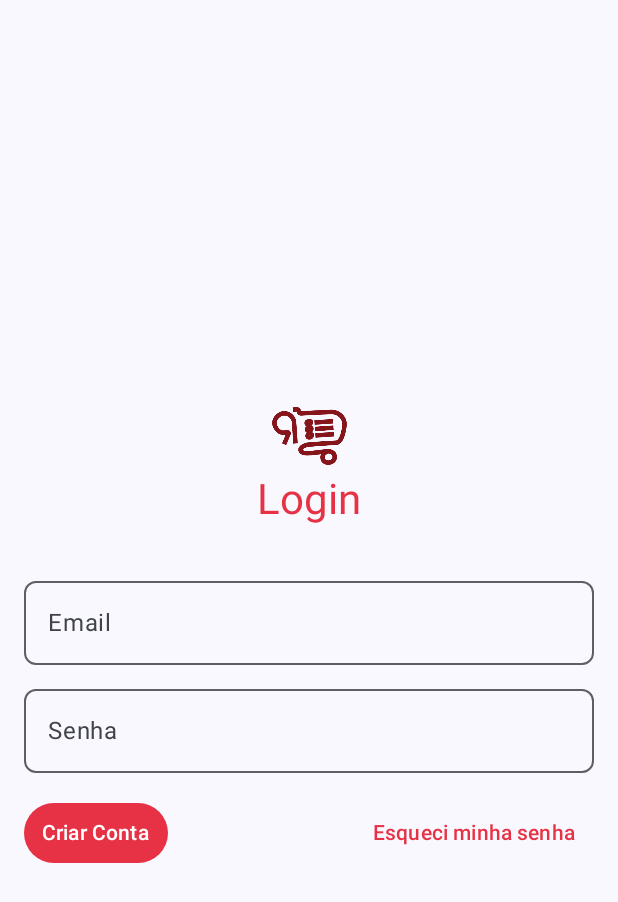
After one commit to xofiaxinha/RecipeList, an Android app built with Jetpack Compose: the composable LoginScreen shown on its own in the app's theme, on a phone screen of 412 x 824 dp. The commit adds this screen. Shown: the top 902 px of the screen. Run offline under Robolectric (Android 15) with nearby library versions, the phone set to English and light mode, and no system bars.

Commit message:
login + ui login

```diff
--- /dev/null
+++ b/app/src/main/java/com/example/recipelist/data/model/User.kt
@@ -0,0 +1 @@
+package com.example.recipelist.data.model
--- /dev/null
+++ b/app/src/main/java/com/example/recipelist/ui/screens/LoginScreen.kt
@@ -0,0 +1,91 @@
+package com.example.recipelist.ui.screens
+
+import androidx.compose.foundation.layout.Arrangement
+import androidx.compose.foundation.layout.Box
+import androidx.compose.foundation.layout.Column
+import androidx.compose.foundation.layout.Row
+import androidx.compose.foundation.layout.Spacer
+import androidx.compose.foundation.layout.fillMaxSize
+import androidx.compose.foundation.layout.fillMaxWidth
+import androidx.compose.foundation.layout.height
+import androidx.compose.foundation.layout.padding
+import androidx.compose.foundation.layout.size
+import androidx.compose.foundation.shape.RoundedCornerShape
+import androidx.compose.material3.ButtonDefaults
+import androidx.compose.material3.Icon
+import androidx.compose.material3.MaterialTheme
+import androidx.compose.material3.OutlinedTextField
+import androidx.compose.material3.Text
+import androidx.compose.material3.TextButton
+import androidx.compose.material3.TextFieldDefaults
+import androidx.compose.runtime.Composable
+import androidx.compose.ui.Alignment
+import androidx.compose.ui.Modifier
+import androidx.compose.ui.graphics.Color
+import androidx.compose.ui.res.painterResource
+import androidx.compose.ui.text.input.PasswordVisualTransformation
+import androidx.compose.ui.tooling.preview.Preview
+import androidx.compose.ui.unit.dp
+import com.example.recipelist.R
+import com.example.recipelist.ui.theme.DarkMainRed
+import com.example.recipelist.ui.theme.MainRed
+
+@Composable
+fun LoginScreen(){
+    Column(
+        modifier = Modifier.fillMaxSize().padding(16.dp),
+        verticalArrangement = Arrangement.Center,
+    ) {
+        Column(
+            modifier = Modifier.fillMaxWidth().padding(20.dp),
+            horizontalAlignment = Alignment.CenterHorizontally,
+        ) {
+            Icon(
+                painter = painterResource(id = R.drawable.logo_cart),
+                contentDescription = "Logo",
+                tint = DarkMainRed,
+                modifier = Modifier.size(50.dp)
+            )
+            Text(text = "Login", color = MainRed, style = MaterialTheme.typography.headlineMedium)
+        }
+
+        Spacer(modifier = Modifier.height(8.dp))
+        OutlinedTextField(
+            value = "",
+            onValueChange = {},
+            label = { Text("Email") },
+            modifier = Modifier.fillMaxWidth(),
+            shape = RoundedCornerShape(8.dp)
+        )
+        Spacer(modifier = Modifier.height(8.dp))
+        OutlinedTextField(
+            value = "",
+            onValueChange = {},
+            label = { Text("Senha") },
+            modifier = Modifier.fillMaxWidth(),
+            shape = RoundedCornerShape(8.dp),
+            visualTransformation = PasswordVisualTransformation()
+        )
+        Spacer(modifier = Modifier.height(16.dp))
+        Row (
+            modifier = Modifier.fillMaxWidth(),
+            horizontalArrangement = Arrangement.SpaceBetween
+        ){
+            TextButton(onClick = {}, colors = ButtonDefaults.buttonColors(
+                containerColor = MainRed,
+                contentColor = MaterialTheme.colorScheme.onTertiary
+            )) {
+                Text("Criar Conta")
+            }
+            TextButton(onClick = {}) {
+                Text("Esqueci minha senha", color = MainRed)
+            }
+        }
+    }
+}
+
+@Preview
+@Composable
+fun LoginPreview(){
+    LoginScreen()
+}
--- a/app/src/main/java/com/example/recipelist/ui/theme/Color.kt
+++ b/app/src/main/java/com/example/recipelist/ui/theme/Color.kt
@@ -3,6 +3,7 @@ package com.example.recipelist.ui.theme
 import androidx.compose.ui.graphics.Color
 
 val MainRed = Color(0xFFE63244) // cor de destaque
+val DarkMainRed = Color(0xFF85141B)
 val RedGray80 = Color(0xFFBBADAD) // cinza claro
 val RedGray70 = Color(0xFFB2A0A0) // cinza claro
 val RedGrayT = Color(0x44BBADAD) // cor transparente
--- a/app/src/main/java/com/example/recipelist/ui/theme/Theme.kt
+++ b/app/src/main/java/com/example/recipelist/ui/theme/Theme.kt
@@ -20,7 +20,7 @@ private val DarkColorScheme = darkColorScheme(
 private val LightColorScheme = lightColorScheme(
     primary = RedGray50,
     secondary = RedGray30,
-    tertiary = MainRed,
+    tertiary = DarkMainRed,
     //background = Color(0xFFFFFBFE),
     //surface = Color(0xFFFFFBFE),
     //onPrimary = Color.White,
--- a/app/src/main/res/values/strings.xml
+++ b/app/src/main/res/values/strings.xml
@@ -1,3 +1,4 @@
 <resources>
     <string name="app_name">RecipeList</string>
+    <string name="default_web_client_id">RecipeList</string>
 </resources>
```
Also changed, not shown: app/src/main/java/com/example/recipelist/data/repository/AuthRepository.kt (added, +120 -0 lines), app/src/main/java/com/example/recipelist/viewmodel/AuthViewmodel.kt (added, +112 -0 lines), app/src/main/java/com/example/recipelist/viewmodel/AuthViewmodelFactory.kt (added, +28 -0 lines), app/src/main/res/drawable/logo_cart.png (added).
